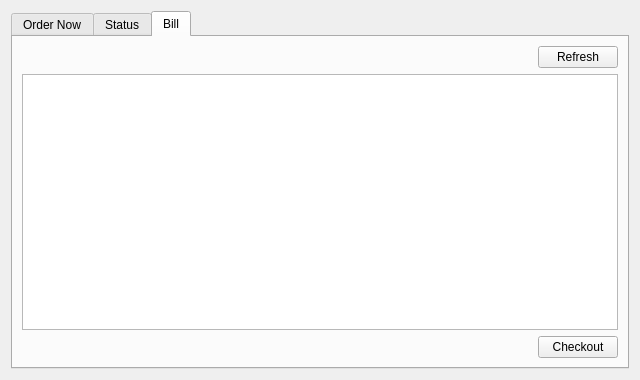
Before: the Qt Designer form frontend/customer_wid.ui in therealrahulsahu/se_project, drawn with Qt 5.
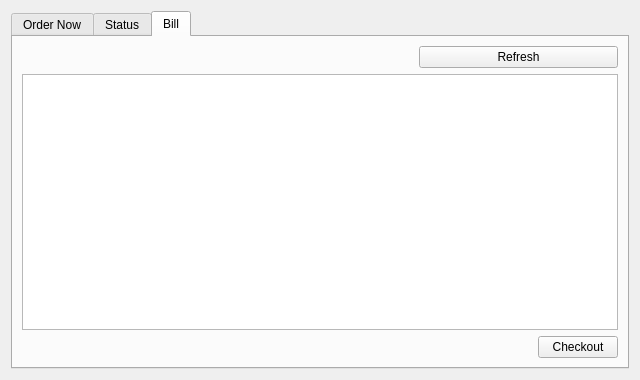
After: the same form once the commit is applied. The open tabs and pages were chosen to show the change.

```diff
--- a/frontend/customer_wid.ui
+++ b/frontend/customer_wid.ui
@@ -522,7 +522,7 @@
       </attribute>
       <layout class="QVBoxLayout" name="verticalLayout_4" stretch="4,30,4">
        <item>
-        <layout class="QHBoxLayout" name="horizontalLayout_9">
+        <layout class="QHBoxLayout" name="horizontalLayout_9" stretch="10,5">
          <item>
           <spacer name="horizontalSpacer_8">
            <property name="orientation">
```
Left out of the diff: 10 changed lines with no effect on the pictures.
